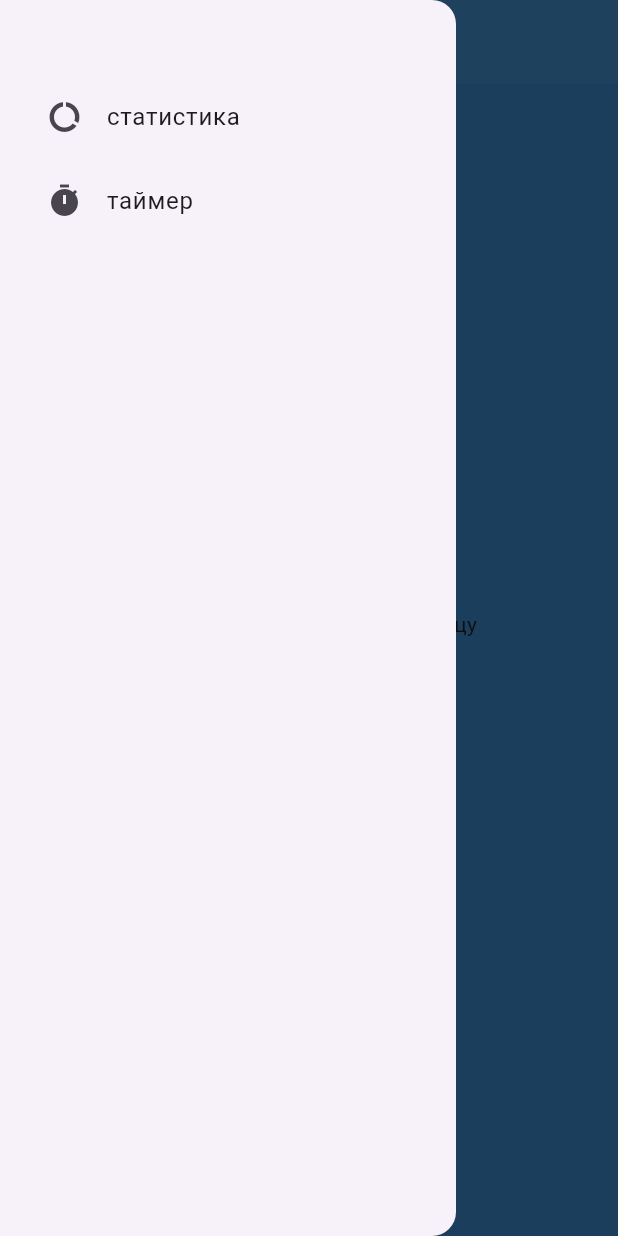
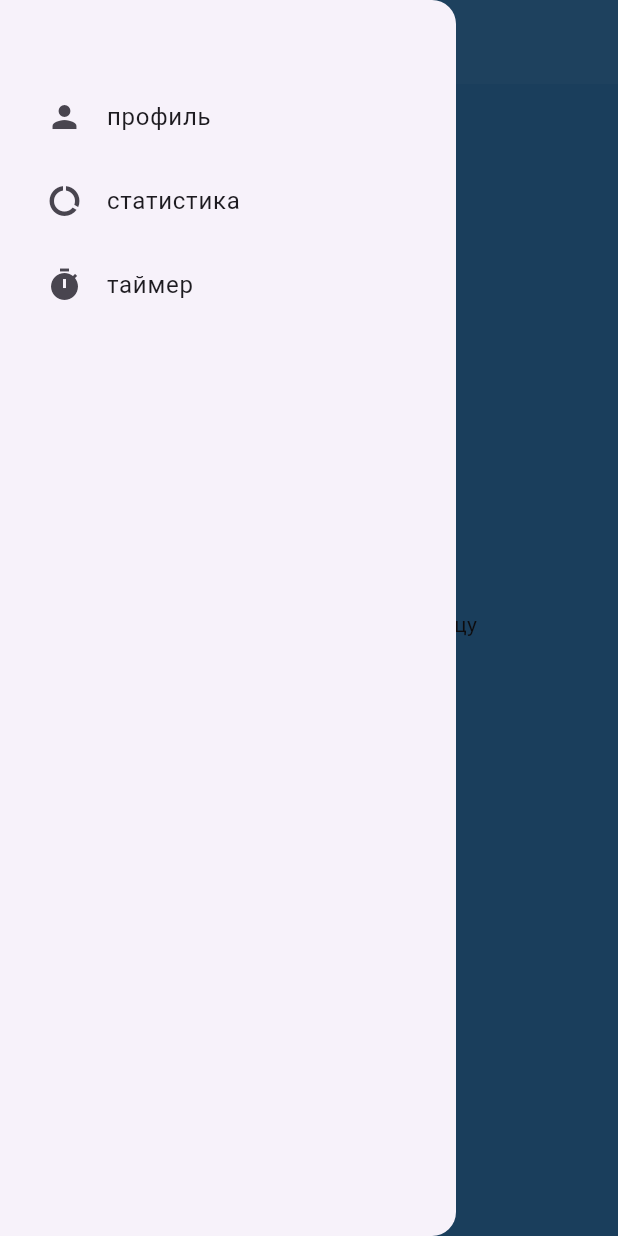
Before and after one commit to nktfmnko/cgkTraining, a Flutter app: the screen it shows after launch, with the side drawer open, on a phone screen of 412 x 824 dp. Run offline on Flutter 3.47's test engine with Material 3 defaults, Android fonts, the phone set to English and light mode, and no system bars; our stand-ins replace percent_indicator, supabase_flutter; accounts and stored records are empty.

Commit message:
add new page in navigation

```diff
--- a/lib/main.dart
+++ b/lib/main.dart
@@ -3,6 +3,8 @@ import 'package:cgk/timer.dart';
 import 'package:flutter/material.dart';
 import 'package:supabase_flutter/supabase_flutter.dart';
 import 'statistics.dart';
+import 'package:cgk/profile.dart';
+
 
 Future<void> main() async {
   await Supabase.initialize(
@@ -23,7 +25,8 @@ class MyApp extends StatelessWidget {
         routes: {
           '/': (context) => const Training(),
           '/statistic': (context) => const stat(),
-          '/timer': (context) => const StateTimerPage()
+          '/timer': (context) => const StateTimerPage(),
+          '/profile': (context) =>  profil()
         });
   }
 }
--- a/lib/navigation.dart
+++ b/lib/navigation.dart
@@ -16,10 +16,19 @@ class Navigation extends StatelessWidget {
           padding: const EdgeInsets.only(left:15, top: 50),
           child: Column(
             children: [
+              ListTile(
+                leading: const Icon(Icons.person),
+                title: const Text("профиль"),
+                onTap: () {
+                  Navigator.of(context).pop();
+                  Navigator.of(context).pushNamed('/profile');
+                },
+              ),
                ListTile(
                 leading: const Icon(Icons.data_saver_off),
                 title: const Text("статистика"),
                 onTap: () {
+                  Navigator.of(context).pop();
                   Navigator.of(context).pushNamed('/statistic');
                 },
               ),
@@ -27,6 +36,7 @@ class Navigation extends StatelessWidget {
                 leading: const Icon(Icons.timer),
                 title: const Text("таймер"),
                 onTap: () {
+                  Navigator.of(context).pop();
                   Navigator.of(context).pushNamed('/timer');
                 },
                 )
```
